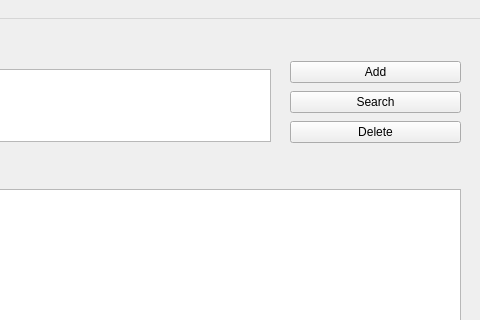
Qt form mainwindow.ui (AAleka/JustTasks) before a commit; both pictures show x 320 to 800 and y 0 to 320 of the 800 by 600 pixel window.
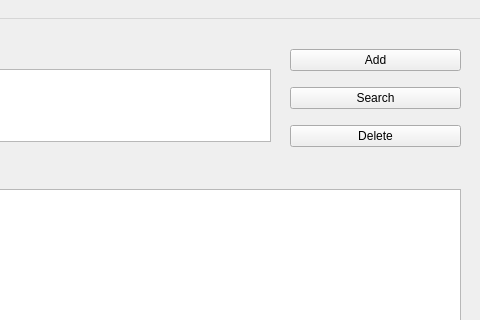
The same form after that commit.

Commit message: Fixed issue with database closing

Diff of the .ui file:
```diff
--- a/mainwindow.ui
+++ b/mainwindow.ui
@@ -33,9 +33,9 @@
     <property name="geometry">
      <rect>
       <x>610</x>
-      <y>40</y>
+      <y>20</y>
       <width>171</width>
-      <height>86</height>
+      <height>121</height>
      </rect>
     </property>
     <layout class="QVBoxLayout" name="verticalLayout_2">
```
The commit also changes 1 other file.
